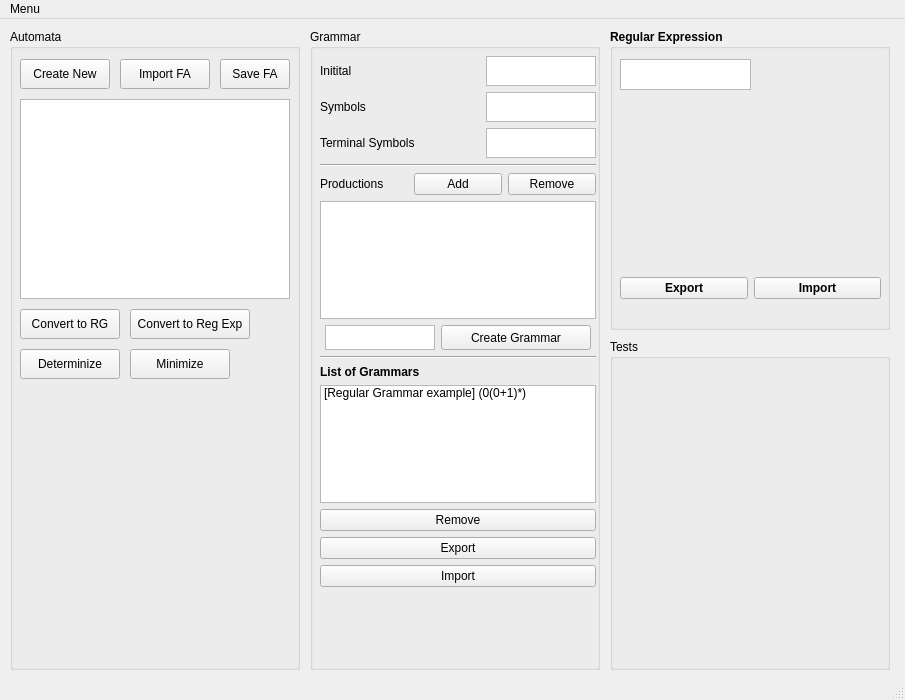
Above: ui/main_window.ui from ramnaq/midena before the change. Below: the same form after it.
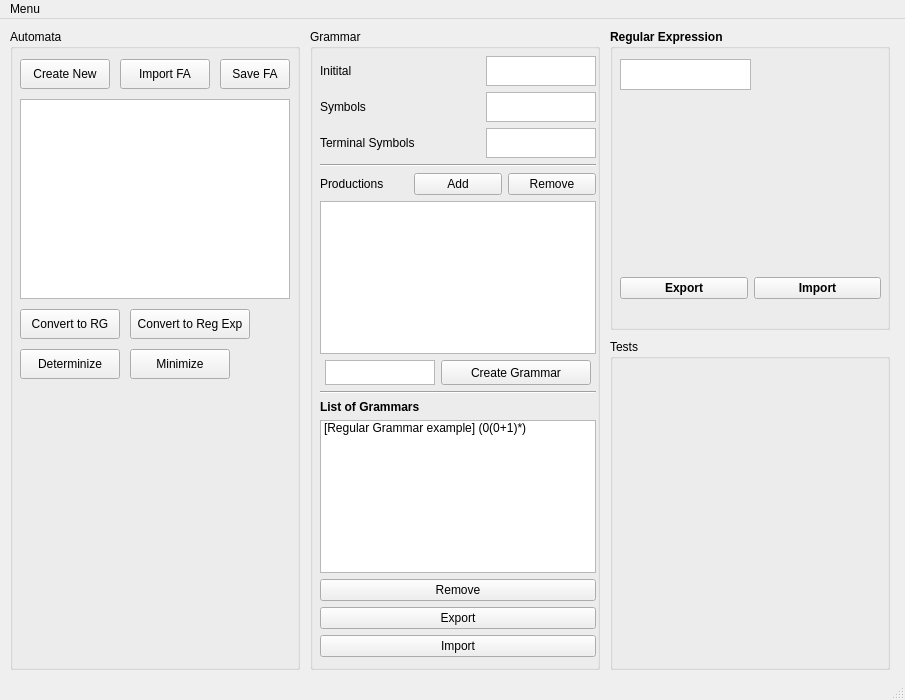
That is the form after the change.

What changed in the file:
```diff
--- a/ui/main_window.ui
+++ b/ui/main_window.ui
@@ -173,7 +173,7 @@
        <x>10</x>
        <y>27</y>
        <width>276</width>
-       <height>531</height>
+       <height>601</height>
       </rect>
      </property>
      <layout class="QVBoxLayout" name="verticalLayout_2">
```
